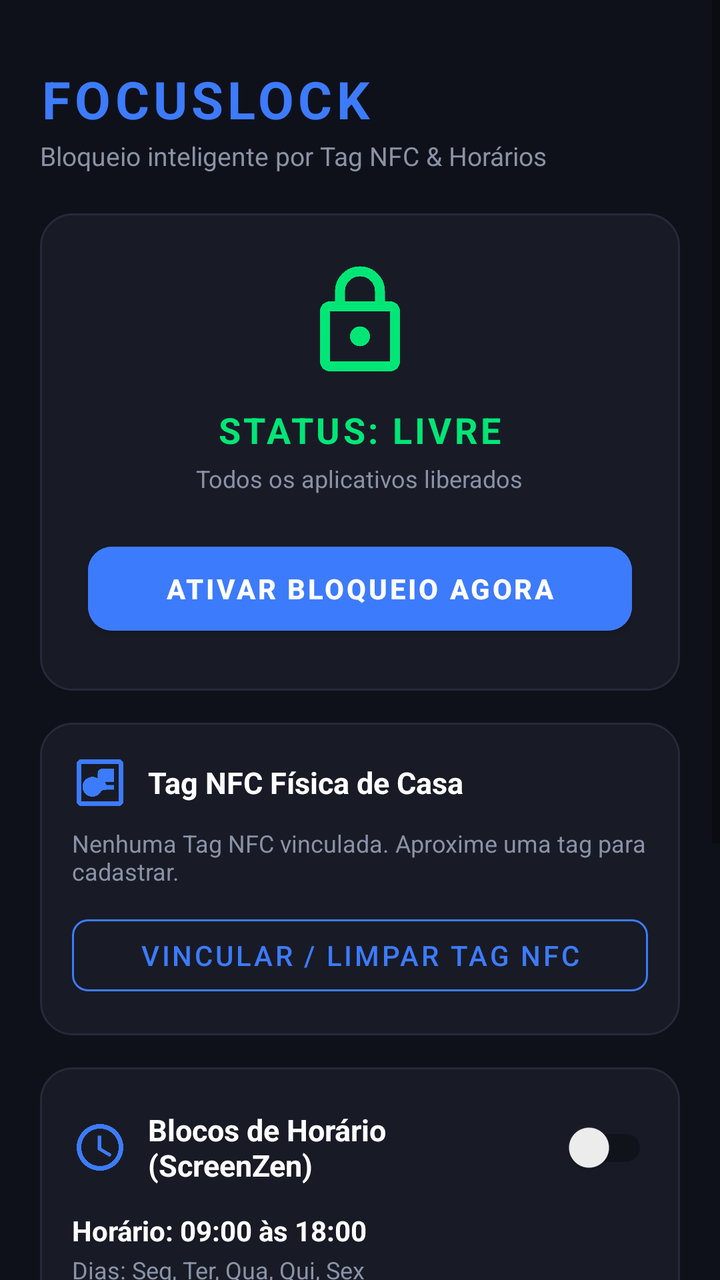
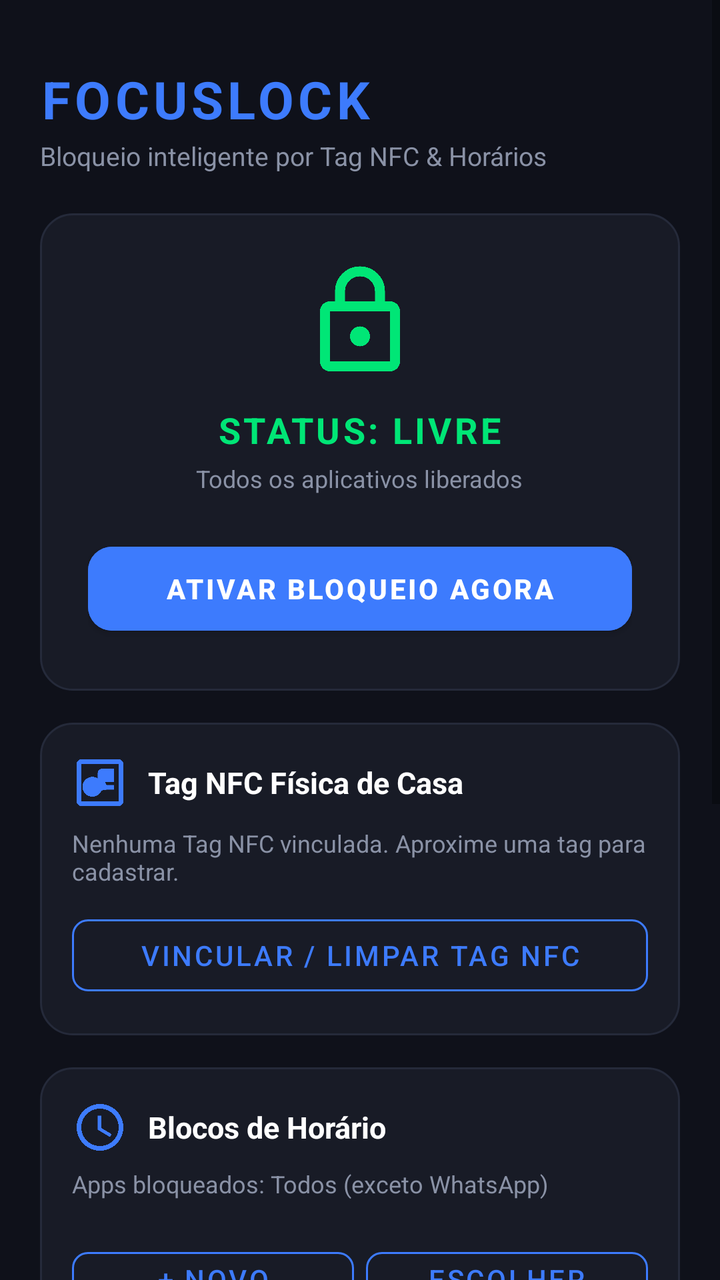

Before-and-after screenshots of an Android layout around one commit, followed by the original layout XML and the change that was made.
<!-- AndroidManifest.xml: application theme Theme.FocusLock -->
<!-- res/layout/activity_main.xml -->
<?xml version="1.0" encoding="utf-8"?>
<ScrollView xmlns:android="http://schemas.android.com/apk/res/android"
    xmlns:app="http://schemas.android.com/apk/res-auto"
    android:layout_width="match_parent"
    android:layout_height="match_parent"
    android:background="@color/bg_dark"
    android:fillViewport="true">

    <LinearLayout
        android:layout_width="match_parent"
        android:layout_height="wrap_content"
        android:orientation="vertical"
        android:padding="20dp">

        
        <TextView
            android:layout_width="wrap_content"
            android:layout_height="wrap_content"
            android:layout_marginTop="12dp"
            android:letterSpacing="0.08"
            android:text="FOCUSLOCK"
            android:textColor="@color/accent_blue"
            android:textSize="26sp"
            android:textStyle="bold" />

        <TextView
            android:layout_width="wrap_content"
            android:layout_height="wrap_content"
            android:layout_marginTop="2dp"
            android:text="Bloqueio inteligente por Tag NFC &amp; Horários"
            android:textColor="@color/text_secondary"
            android:textSize="13sp" />

        
        <com.google.android.material.card.MaterialCardView
            android:id="@+id/cardAccessibilityWarning"
            android:layout_width="match_parent"
            android:layout_height="wrap_content"
            android:layout_marginTop="16dp"
            android:visibility="gone"
            app:cardBackgroundColor="#2A1B1F"
            app:cardCornerRadius="12dp"
            app:strokeColor="@color/accent_red"
            app:strokeWidth="1dp">

            <LinearLayout
                android:layout_width="match_parent"
                android:layout_height="wrap_content"
                android:orientation="vertical"
                android:padding="14dp">

                <TextView
                    android:layout_width="wrap_content"
                    android:layout_height="wrap_content"
                    android:text="⚠️ Ativação Necessária"
                    android:textColor="@color/accent_red"
                    android:textStyle="bold"
                    android:textSize="14sp" />

                <TextView
                    android:layout_width="wrap_content"
                    android:layout_height="wrap_content"
                    android:layout_marginTop="4dp"
                    android:text="O FocusLock precisa do Serviço de Acessibilidade ativo para conseguir bloquear os apps restritos."
                    android:textColor="@color/text_white"
                    android:textSize="12sp" />

                <com.google.android.material.button.MaterialButton
                    android:id="@+id/btnEnableAccessibility"
                    android:layout_width="match_parent"
                    android:layout_height="wrap_content"
                    android:layout_marginTop="10dp"
                    android:backgroundTint="@color/accent_red"
                    android:text="ATIVAR ACESSIBILIDADE"
                    android:textColor="@color/text_white"
                    android:textStyle="bold"
                    app:cornerRadius="8dp" />
            </LinearLayout>
        </com.google.android.material.card.MaterialCardView>

        
        <LinearLayout
            android:layout_width="match_parent"
            android:layout_height="wrap_content"
            android:layout_marginTop="20dp"
            android:background="@drawable/bg_card"
            android:gravity="center"
            android:orientation="vertical"
            android:padding="24dp">

            <ImageView
                android:id="@+id/ivLockStatus"
                android:layout_width="60dp"
                android:layout_height="60dp"
                android:src="@drawable/ic_lock"
                app:tint="@color/accent_green" />

            <TextView
                android:id="@+id/tvLockStatus"
                android:layout_width="wrap_content"
                android:layout_height="wrap_content"
                android:layout_marginTop="12dp"
                android:letterSpacing="0.08"
                android:text="STATUS: LIVRE"
                android:textColor="@color/accent_green"
                android:textSize="18sp"
                android:textStyle="bold" />

            <TextView
                android:id="@+id/tvLockSubtitle"
                android:layout_width="wrap_content"
                android:layout_height="wrap_content"
                android:layout_marginTop="4dp"
                android:text="Todos os aplicativos liberados"
                android:textColor="@color/text_secondary"
                android:textSize="12sp" />

            <com.google.android.material.button.MaterialButton
                android:id="@+id/btnToggleLock"
                android:layout_width="match_parent"
                android:layout_height="54dp"
                android:layout_marginTop="20dp"
                android:backgroundTint="@color/accent_blue"
                android:text="@string/btn_lock_now"
                android:textColor="@color/text_white"
                android:textStyle="bold"
                app:cornerRadius="12dp" />
        </LinearLayout>

        
        <LinearLayout
            android:layout_width="match_parent"
            android:layout_height="wrap_content"
            android:layout_marginTop="16dp"
            android:background="@drawable/bg_card"
            android:orientation="vertical"
            android:padding="16dp">

            <LinearLayout
                android:layout_width="match_parent"
                android:layout_height="wrap_content"
                android:gravity="center_vertical"
                android:orientation="horizontal">

                <ImageView
                    android:layout_width="28dp"
                    android:layout_height="28dp"
                    android:src="@drawable/ic_nfc"
                    app:tint="@color/accent_blue" />

                <TextView
                    android:layout_width="wrap_content"
                    android:layout_height="wrap_content"
                    android:layout_marginStart="10dp"
                    android:text="Tag NFC Física de Casa"
                    android:textColor="@color/text_white"
                    android:textSize="15sp"
                    android:textStyle="bold" />
            </LinearLayout>

            <TextView
                android:id="@+id/tvNfcInfo"
                android:layout_width="match_parent"
                android:layout_height="wrap_content"
                android:layout_marginTop="8dp"
                android:text="@string/nfc_status_none"
                android:textColor="@color/text_secondary"
                android:textSize="12sp" />

            <com.google.android.material.button.MaterialButton
                android:id="@+id/btnRegisterNfc"
                style="@style/Widget.MaterialComponents.Button.OutlinedButton"
                android:layout_width="match_parent"
                android:layout_height="wrap_content"
                android:layout_marginTop="10dp"
                android:text="Vincular / Limpar Tag NFC"
                android:textColor="@color/accent_blue"
                app:cornerRadius="8dp"
                app:strokeColor="@color/accent_blue" />
        </LinearLayout>

        
        <LinearLayout
            android:layout_width="match_parent"
            android:layout_height="wrap_content"
            android:layout_marginTop="16dp"
            android:background="@drawable/bg_card"
            android:orientation="vertical"
            android:padding="16dp">

            <LinearLayout
                android:layout_width="match_parent"
                android:layout_height="wrap_content"
                android:gravity="center_vertical"
                android:orientation="horizontal">

                <ImageView
                    android:layout_width="28dp"
                    android:layout_height="28dp"
                    android:src="@drawable/ic_time"
                    app:tint="@color/accent_blue" />

                <TextView
                    android:layout_width="0dp"
                    android:layout_height="wrap_content"
                    android:layout_marginStart="10dp"
                    android:layout_weight="1"
                    android:text="Blocos de Horário (ScreenZen)"
                    android:textColor="@color/text_white"
                    android:textSize="15sp"
                    android:textStyle="bold" />

                <androidx.appcompat.widget.SwitchCompat
                    android:id="@+id/switchSchedule"
                    android:layout_width="wrap_content"
                    android:layout_height="wrap_content" />
            </LinearLayout>

            <TextView
                android:id="@+id/tvScheduleName"
                android:layout_width="match_parent"
                android:layout_height="wrap_content"
                android:layout_marginTop="8dp"
                android:text="Horário: 09:00 às 18:00"
                android:textColor="@color/text_white"
                android:textSize="14sp"
                android:textStyle="bold" />

            <TextView
                android:id="@+id/tvScheduleDays"
                android:layout_width="match_parent"
                android:layout_height="wrap_content"
                android:layout_marginTop="2dp"
                android:text="Dias: Seg, Ter, Qua, Qui, Sex"
                android:textColor="@color/text_secondary"
                android:textSize="12sp" />

            <LinearLayout
                android:layout_width="match_parent"
                android:layout_height="wrap_content"
                android:layout_marginTop="10dp"
                android:orientation="horizontal">

                <com.google.android.material.button.MaterialButton
                    android:id="@+id/btnEditSchedule"
                    style="@style/Widget.MaterialComponents.Button.OutlinedButton"
                    android:layout_width="0dp"
                    android:layout_height="wrap_content"
                    android:layout_weight="1"
                    android:layout_marginEnd="6dp"
                    android:text="Editar Horário"
                    android:textColor="@color/accent_blue"
                    app:cornerRadius="8dp"
                    app:strokeColor="@color/accent_blue" />

                <com.google.android.material.button.MaterialButton
                    android:id="@+id/btnSelectApps"
                    style="@style/Widget.MaterialComponents.Button.OutlinedButton"
                    android:layout_width="0dp"
                    android:layout_height="wrap_content"
                    android:layout_weight="1"
                    android:text="Escolher Apps"
                    android:textColor="@color/accent_blue"
                    app:cornerRadius="8dp"
                    app:strokeColor="@color/accent_blue" />
            </LinearLayout>
        </LinearLayout>

        
        <LinearLayout
            android:layout_width="match_parent"
            android:layout_height="wrap_content"
            android:layout_marginTop="16dp"
            android:background="@drawable/bg_card"
            android:orientation="vertical"
            android:padding="16dp">

            <TextView
                android:layout_width="wrap_content"
                android:layout_height="wrap_content"
                android:text="EXCEÇÕES PERMANENTES"
                android:textColor="@color/accent_green"
                android:textSize="12sp"
                android:textStyle="bold"
                android:letterSpacing="0.05" />

            <TextView
                android:layout_width="wrap_content"
                android:layout_height="wrap_content"
                android:layout_marginTop="6dp"
                android:text="@string/whatsapp_whitelist_notice"
                android:textColor="@color/text_white"
                android:textSize="13sp" />
        </LinearLayout>

        
        <LinearLayout
            android:layout_width="match_parent"
            android:layout_height="wrap_content"
            android:layout_marginTop="16dp"
            android:layout_marginBottom="24dp"
            android:background="@drawable/bg_card"
            android:gravity="center_vertical"
            android:orientation="horizontal"
            android:padding="16dp">

            <LinearLayout
                android:layout_width="0dp"
                android:layout_height="wrap_content"
                android:layout_weight="1"
                android:orientation="vertical">

                <TextView
                    android:layout_width="wrap_content"
                    android:layout_height="wrap_content"
                    android:text="Senha Mestre"
                    android:textColor="@color/text_white"
                    android:textSize="14sp"
                    android:textStyle="bold" />

                <TextView
                    android:layout_width="wrap_content"
                    android:layout_height="wrap_content"
                    android:layout_marginTop="2dp"
                    android:text="Necessária para desbloqueio manual"
                    android:textColor="@color/text_secondary"
                    android:textSize="12sp" />
            </LinearLayout>

            <com.google.android.material.button.MaterialButton
                android:id="@+id/btnChangePin"
                style="@style/Widget.MaterialComponents.Button.TextButton"
                android:layout_width="wrap_content"
                android:layout_height="wrap_content"
                android:text="Alterar PIN"
                android:textColor="@color/accent_blue" />
        </LinearLayout>

    </LinearLayout>
</ScrollView>
<!-- resources referenced by this layout -->
<resources>
  <color name="accent_blue">#3D7BFD</color>
  <color name="accent_green">#00E676</color>
  <color name="accent_red">#FF4365</color>
  <color name="bg_dark">#0F111A</color>
  <color name="text_secondary">#8A92A6</color>
  <color name="text_white">#FFFFFF</color>
  <!-- drawable bg_card (drawable) -->
  <?xml version="1.0" encoding="utf-8"?>
  <shape xmlns:android="http://schemas.android.com/apk/res/android"
      android:shape="rectangle">
      <corners android:radius="16dp" />
      <solid android:color="@color/card_dark" />
      <stroke
          android:width="1dp"
          android:color="@color/card_border" />
  </shape>
  <!-- drawable ic_lock (drawable) -->
  <vector xmlns:android="http://schemas.android.com/apk/res/android"
      android:width="24dp"
      android:height="24dp"
      android:viewportWidth="24"
      android:viewportHeight="24">
    <path
        android:fillColor="#FFFFFFFF"
        android:pathData="M18,8h-1V6c0,-2.76 -2.24,-5 -5,-5S7,3.24 7,6v2H6c-1.1,0 -2,0.9 -2,2v10c0,1.1 0.9,2 2,2h12c1.1,0 2,-0.9 2,-2V10c0,-1.1 -0.9,-2 -2,-2zM9,6c0,-1.66 1.34,-3 3,-3s3,1.34 3,3v2H9V6zm9,14H6V10h12v10zm-6,-3c1.1,0 2,-0.9 2,-2s-0.9,-2 -2,-2 -2,0.9 -2,2 0.9,2 2,2z"/>
  </vector>
  <!-- drawable ic_nfc (drawable) -->
  <vector xmlns:android="http://schemas.android.com/apk/res/android"
      android:width="24dp"
      android:height="24dp"
      android:viewportWidth="24"
      android:viewportHeight="24">
    <path
        android:fillColor="#3D7BFD"
        android:pathData="M20,2H4C2.9,2 2,2.9 2,4v16c0,1.1 0.9,2 2,2h16c1.1,0 2,-0.9 2,-2V4C22,2.9 21.1,2 20,2zM20,20H4V4h16V20zM18,6h-5c-1.1,0 -2,0.9 -2,2v2.15c-0.65,-0.41 -1.43,-0.65 -2.25,-0.65 -2.35,0 -4.25,1.9 -4.25,4.25s1.9,4.25 4.25,4.25c1.77,0 3.28,-1.09 3.91,-2.63L14.75,15H18v-2h-3.25l-0.5,-1.25H18V6z"/>
  </vector>
  <!-- drawable ic_time (drawable) -->
  <vector xmlns:android="http://schemas.android.com/apk/res/android"
      android:width="24dp"
      android:height="24dp"
      android:viewportWidth="24"
      android:viewportHeight="24">
    <path
        android:fillColor="#3D7BFD"
        android:pathData="M11.99,2C6.47,2 2,6.48 2,12s4.47,10 9.99,10C17.52,22 22,17.52 22,12S17.52,2 11.99,2zM12,20c-4.42,0 -8,-3.58 -8,-8s3.58,-8 8,-8 8,3.58 8,8 -3.58,8 -8,8zm0.5,-13H11v6l5.25,3.15 0.75,-1.23 -4.5,-2.67z"/>
  </vector>
  <string name="btn_lock_now">ATIVAR BLOQUEIO AGORA</string>
  <string name="nfc_status_none">Nenhuma Tag NFC vinculada. Aproxime uma tag para cadastrar.</string>
  <string name="whatsapp_whitelist_notice">✅ WhatsApp e Discador de Emergência permanecem sempre liberados.</string>
  <style name="Theme.FocusLock" parent="Theme.MaterialComponents.DayNight.NoActionBar">
          <item name="colorPrimary">@color/accent_blue</item>
          <item name="colorPrimaryVariant">@color/card_dark</item>
          <item name="colorOnPrimary">@color/text_white</item>
          <item name="android:statusBarColor">@color/bg_dark</item>
          <item name="android:navigationBarColor">@color/bg_dark</item>
          <item name="android:windowBackground">@color/bg_dark</item>
      </style>
  <color name="card_dark">#181B26</color>
  <color name="card_border">#252A3A</color>
</resources>

<!-- the commit's change to res/layout/activity_main.xml (unified diff, before → after) -->
@@ -52,16 +52,17 @@
                 <TextView
                     android:layout_width="wrap_content"
                     android:layout_height="wrap_content"
-                    android:text="⚠️ Ativação Necessária"
+                    android:text="⚠️ Permissões Necessárias para o Bloqueio"
                     android:textColor="@color/accent_red"
-                    android:textStyle="bold"
-                    android:textSize="14sp" />
+                    android:textSize="14sp"
+                    android:textStyle="bold" />
 
                 <TextView
+                    android:id="@+id/tvPermissionWarningDesc"
                     android:layout_width="wrap_content"
                     android:layout_height="wrap_content"
                     android:layout_marginTop="4dp"
-                    android:text="O FocusLock precisa do Serviço de Acessibilidade ativo para conseguir bloquear os apps restritos."
+                    android:text="Ative a Acessibilidade e a Sobreposição de Tela para que o FocusLock bloqueie os aplicativos em tempo real."
                     android:textColor="@color/text_white"
                     android:textSize="12sp" />
 
@@ -71,10 +72,31 @@
                     android:layout_height="wrap_content"
                     android:layout_marginTop="10dp"
                     android:backgroundTint="@color/accent_red"
-                    android:text="ATIVAR ACESSIBILIDADE"
+                    android:text="ATIVAR SERVIÇO DE ACESSIBILIDADE"
                     android:textColor="@color/text_white"
                     android:textStyle="bold"
                     app:cornerRadius="8dp" />
+
+                <com.google.android.material.button.MaterialButton
+                    android:id="@+id/btnEnableOverlay"
+                    style="@style/Widget.MaterialComponents.Button.OutlinedButton"
+                    android:layout_width="match_parent"
+                    android:layout_height="wrap_content"
+                    android:layout_marginTop="6dp"
+                    android:text="PERMITIR SOBREPOR A OUTROS APPS"
+                    android:textColor="@color/text_white"
+                    app:cornerRadius="8dp"
+                    app:strokeColor="@color/accent_red" />
+
+                <com.google.android.material.button.MaterialButton
+                    android:id="@+id/btnOpenAppDetails"
+                    style="@style/Widget.MaterialComponents.Button.TextButton"
+                    android:layout_width="match_parent"
+                    android:layout_height="wrap_content"
+                    android:text="Android 13+: Liberar &quot;Configurações Restritas&quot; (3 pontos no topo)"
+                    android:textAllCaps="false"
+                    android:textColor="@color/text_secondary"
+                    android:textSize="11sp" />
             </LinearLayout>
         </com.google.android.material.card.MaterialCardView>
 
@@ -205,36 +227,29 @@
                     android:layout_height="wrap_content"
                     android:layout_marginStart="10dp"
                     android:layout_weight="1"
-                    android:text="Blocos de Horário (ScreenZen)"
+                    android:text="Blocos de Horário"
                     android:textColor="@color/text_white"
                     android:textSize="15sp"
                     android:textStyle="bold" />
-
-                <androidx.appcompat.widget.SwitchCompat
-                    android:id="@+id/switchSchedule"
-                    android:layout_width="wrap_content"
-                    android:layout_height="wrap_content" />
-            </LinearLayout>
-
-            <TextView
-                android:id="@+id/tvScheduleName"
-                android:layout_width="match_parent"
-                android:layout_height="wrap_content"
-                android:layout_marginTop="8dp"
-                android:text="Horário: 09:00 às 18:00"
-                android:textColor="@color/text_white"
-                android:textSize="14sp"
-                android:textStyle="bold" />
-
-            <TextView
-                android:id="@+id/tvScheduleDays"
-                android:layout_width="match_parent"
-                android:layout_height="wrap_content"
-                android:layout_marginTop="2dp"
-                android:text="Dias: Seg, Ter, Qua, Qui, Sex"
+            </LinearLayout>
+
+            <TextView
+                android:id="@+id/tvBlockedAppsSummary"
+                android:layout_width="match_parent"
+                android:layout_height="wrap_content"
+                android:layout_marginTop="6dp"
+                android:text="Apps bloqueados: Todos (exceto WhatsApp)"
                 android:textColor="@color/text_secondary"
                 android:textSize="12sp" />
 
+            
+            <LinearLayout
+                android:id="@+id/llSchedulesContainer"
+                android:layout_width="match_parent"
+                android:layout_height="wrap_content"
+                android:layout_marginTop="10dp"
+                android:orientation="vertical" />
+
             <LinearLayout
                 android:layout_width="match_parent"
                 android:layout_height="wrap_content"
@@ -242,13 +257,13 @@
                 android:orientation="horizontal">
 
                 <com.google.android.material.button.MaterialButton
-                    android:id="@+id/btnEditSchedule"
-                    style="@style/Widget.MaterialComponents.Button.OutlinedButton"
-                    android:layout_width="0dp"
-                    android:layout_height="wrap_content"
-                    android:layout_weight="1"
+                    android:id="@+id/btnAddSchedule"
+                    style="@style/Widget.MaterialComponents.Button.OutlinedButton"
+                    android:layout_width="0dp"
+                    android:layout_height="wrap_content"
                     android:layout_marginEnd="6dp"
-                    android:text="Editar Horário"
+                    android:layout_weight="1"
+                    android:text="+ Novo Horário"
                     android:textColor="@color/accent_blue"
                     app:cornerRadius="8dp"
                     app:strokeColor="@color/accent_blue" />
@@ -278,11 +293,11 @@
             <TextView
                 android:layout_width="wrap_content"
                 android:layout_height="wrap_content"
+                android:letterSpacing="0.05"
                 android:text="EXCEÇÕES PERMANENTES"
                 android:textColor="@color/accent_green"
                 android:textSize="12sp"
-                android:textStyle="bold"
-                android:letterSpacing="0.05" />
+                android:textStyle="bold" />
 
             <TextView
                 android:layout_width="wrap_content"
@@ -300,40 +315,54 @@
             android:layout_marginTop="16dp"
             android:layout_marginBottom="24dp"
             android:background="@drawable/bg_card"
-            android:gravity="center_vertical"
-            android:orientation="horizontal"
+            android:orientation="vertical"
             android:padding="16dp">
 
-            <LinearLayout
-                android:layout_width="0dp"
-                android:layout_height="wrap_content"
-                android:layout_weight="1"
-                android:orientation="vertical">
-
-                <TextView
-                    android:layout_width="wrap_content"
-                    android:layout_height="wrap_content"
-                    android:text="Senha Mestre"
-                    android:textColor="@color/text_white"
-                    android:textSize="14sp"
-                    android:textStyle="bold" />
-
-                <TextView
-                    android:layout_width="wrap_content"
-                    android:layout_height="wrap_content"
-                    android:layout_marginTop="2dp"
-                    android:text="Necessária para desbloqueio manual"
-                    android:textColor="@color/text_secondary"
-                    android:textSize="12sp" />
-            </LinearLayout>
-
-            <com.google.android.material.button.MaterialButton
-                android:id="@+id/btnChangePin"
-                style="@style/Widget.MaterialComponents.Button.TextButton"
-                android:layout_width="wrap_content"
-                android:layout_height="wrap_content"
-                android:text="Alterar PIN"
-                android:textColor="@color/accent_blue" />
+            <TextView
+                android:layout_width="wrap_content"
+                android:layout_height="wrap_content"
+                android:text="Senha Mestre (Alfanumérica)"
+                android:textColor="@color/text_white"
+                android:textSize="15sp"
+                android:textStyle="bold" />
+
+            <TextView
+                android:layout_width="wrap_content"
+                android:layout_height="wrap_content"
+                android:layout_marginTop="2dp"
+                android:text="Suporta letras, números e caracteres especiais. Você também pode resetar gerando uma senha complexa aleatória."
+                android:textColor="@color/text_secondary"
+                android:textSize="12sp" />
+
+            <LinearLayout
+                android:layout_width="match_parent"
+                android:layout_height="wrap_content"
+                android:layout_marginTop="10dp"
+                android:orientation="horizontal">
+
+                <com.google.android.material.button.MaterialButton
+                    android:id="@+id/btnChangePin"
+                    style="@style/Widget.MaterialComponents.Button.OutlinedButton"
+                    android:layout_width="0dp"
+                    android:layout_height="wrap_content"
+                    android:layout_marginEnd="6dp"
+                    android:layout_weight="1"
+                    android:text="Alterar Senha"
+                    android:textColor="@color/accent_blue"
+                    app:cornerRadius="8dp"
+                    app:strokeColor="@color/accent_blue" />
+
+                <com.google.android.material.button.MaterialButton
+                    android:id="@+id/btnResetRandomPin"
+                    style="@style/Widget.MaterialComponents.Button.OutlinedButton"
+                    android:layout_width="0dp"
+                    android:layout_height="wrap_content"
+                    android:layout_weight="1"
+                    android:text="Reset Aleatório"
+                    android:textColor="@color/accent_green"
+                    app:cornerRadius="8dp"
+                    app:strokeColor="@color/accent_green" />
+            </LinearLayout>
         </LinearLayout>
 
     </LinearLayout>
